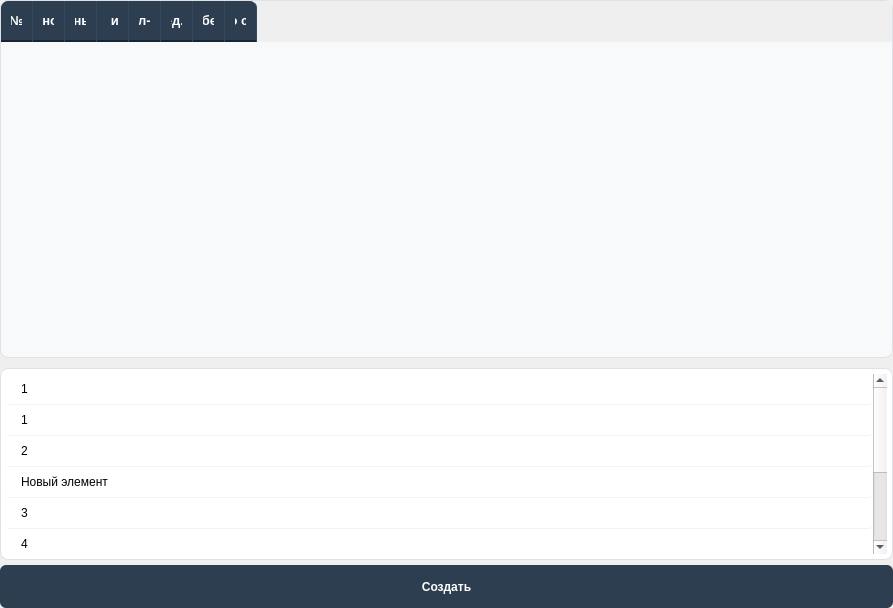
The window that ui/createDocument.ui (p4st1/AppForCommercialRequests) describes before a commit, drawn with Qt 5.
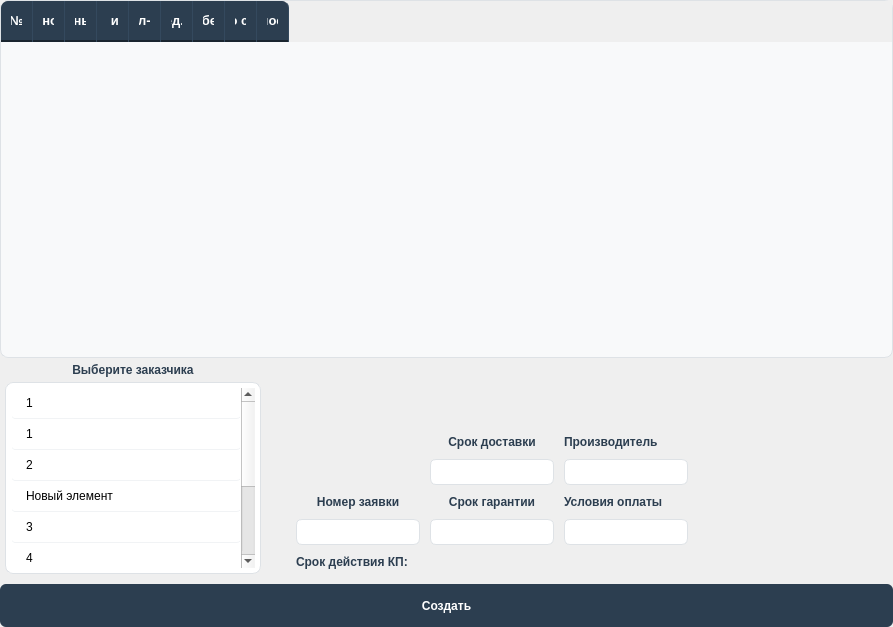
The same window after the commit.

```diff
--- a/ui/createDocument.ui
+++ b/ui/createDocument.ui
@@ -7,7 +7,7 @@
     <x>0</x>
     <y>0</y>
     <width>893</width>
-    <height>596</height>
+    <height>612</height>
    </rect>
   </property>
   <property name="windowTitle">
@@ -202,12 +202,47 @@
           <string>Итого с НДС</string>
          </property>
         </column>
+        <column>
+         <property name="text">
+          <string>Срок поставки</string>
+         </property>
+        </column>
        </widget>
       </item>
       <item>
-       <widget class="Line" name="line">
-        <property name="orientation">
-         <enum>Qt::Vertical</enum>
+       <layout class="QHBoxLayout" name="horizontalLayout_2">
+        <property name="sizeConstraint">
+         <enum>QLayout::SizeConstraint::SetMinimumSize</enum>
+        </property>
+        <property name="leftMargin">
+         <number>5</number>
+        </property>
+        <property name="topMargin">
+         <number>0</number>
+        </property>
+        <property name="rightMargin">
+         <number>5</number>
+        </property>
+        <item>
+         <layout class="QVBoxLayout" name="verticalLayout_4">
+          <property name="rightMargin">
+           <number>20</number>
+          </property>
+          <item>
+           <widget class="QLabel" name="label_2">
+            <property name="styleSheet">
+             <string notr="true">QLabel {
+	color:  #2c3e50;
+	font-weight: 600;
+	 font-size: 12px;
+}
+</string>
+            </property>
+            <property name="text">
+             <string>Выберите заказчика</string>
+            </property>
+            <property name="alignment">
+             <set>Qt::AlignmentFlag::AlignCenter</set>
         </property>
        </widget>
       </item>
@@ -297,6 +332,259 @@
           <string>Новый элемент</string>
          </property>
         </item>
+           </widget>
+          </item>
+         </layout>
+        </item>
+        <item>
+         <layout class="QGridLayout" name="gridLayout">
+          <property name="leftMargin">
+           <number>10</number>
+          </property>
+          <property name="topMargin">
+           <number>0</number>
+          </property>
+          <property name="bottomMargin">
+           <number>5</number>
+          </property>
+          <property name="spacing">
+           <number>10</number>
+          </property>
+          <item row="4" column="3">
+           <widget class="QLabel" name="label_3">
+            <property name="sizePolicy">
+             <sizepolicy hsizetype="Minimum" vsizetype="Minimum">
+              <horstretch>0</horstretch>
+              <verstretch>0</verstretch>
+             </sizepolicy>
+            </property>
+            <property name="styleSheet">
+             <string notr="true">QLabel {
+	color:  #2c3e50;
+	font-weight: 600;
+	 font-size: 12px;
+}
+</string>
+            </property>
+            <property name="text">
+             <string>Срок действия КП:</string>
+            </property>
+           </widget>
+          </item>
+          <item row="3" column="3">
+           <widget class="QLineEdit" name="numLine">
+            <property name="sizePolicy">
+             <sizepolicy hsizetype="Minimum" vsizetype="Minimum">
+              <horstretch>0</horstretch>
+              <verstretch>0</verstretch>
+             </sizepolicy>
+            </property>
+            <property name="styleSheet">
+             <string notr="true">QLineEdit, QComboBox, QDateEdit, QSpinBox, QDoubleSpinBox {
+    background-color: white;
+    border: 1px solid #dee2e6;
+    border-radius: 6px;
+    padding: 4px 8px;
+    font-size: 12px;
+    color: #2c3e50;
+    min-height: 8px;
+    selection-background-color: #e3f2fd;
+}</string>
+            </property>
+           </widget>
+          </item>
+          <item row="1" column="4">
+           <widget class="QLineEdit" name="deliveryTimeLine">
+            <property name="styleSheet">
+             <string notr="true">QLineEdit, QComboBox, QDateEdit, QSpinBox, QDoubleSpinBox {
+    background-color: white;
+    border: 1px solid #dee2e6;
+    border-radius: 6px;
+    padding: 4px 8px;
+    font-size: 12px;
+    color: #2c3e50;
+    min-height: 8px;
+    selection-background-color: #e3f2fd;
+}</string>
+            </property>
+           </widget>
+          </item>
+          <item row="0" column="4">
+           <widget class="QLabel" name="label_5">
+            <property name="styleSheet">
+             <string notr="true">QLabel {
+	color:  #2c3e50;
+	font-weight: 600;
+	 font-size: 12px;
+}
+</string>
+            </property>
+            <property name="text">
+             <string>Срок доставки</string>
+            </property>
+            <property name="alignment">
+             <set>Qt::AlignmentFlag::AlignBottom|Qt::AlignmentFlag::AlignHCenter</set>
+            </property>
+           </widget>
+          </item>
+          <item row="2" column="4">
+           <widget class="QLabel" name="label_4">
+            <property name="styleSheet">
+             <string notr="true">QLabel {
+	color:  #2c3e50;
+	font-weight: 600;
+	 font-size: 12px;
+}
+</string>
+            </property>
+            <property name="text">
+             <string>Срок гарантии</string>
+            </property>
+            <property name="alignment">
+             <set>Qt::AlignmentFlag::AlignBottom|Qt::AlignmentFlag::AlignHCenter</set>
+            </property>
+           </widget>
+          </item>
+          <item row="3" column="4">
+           <widget class="QLineEdit" name="warrantyPeriod">
+            <property name="styleSheet">
+             <string notr="true">QLineEdit, QComboBox, QDateEdit, QSpinBox, QDoubleSpinBox {
+    background-color: white;
+    border: 1px solid #dee2e6;
+    border-radius: 6px;
+    padding: 4px 8px;
+    font-size: 12px;
+    color: #2c3e50;
+    min-height: 8px;
+    selection-background-color: #e3f2fd;
+}</string>
+            </property>
+           </widget>
+          </item>
+          <item row="2" column="3">
+           <widget class="QLabel" name="label">
+            <property name="sizePolicy">
+             <sizepolicy hsizetype="Minimum" vsizetype="Minimum">
+              <horstretch>0</horstretch>
+              <verstretch>0</verstretch>
+             </sizepolicy>
+            </property>
+            <property name="styleSheet">
+             <string notr="true">QLabel {
+	color:  #2c3e50;
+	font-weight: 600;
+	 font-size: 12px;
+}
+</string>
+            </property>
+            <property name="text">
+             <string>Номер заявки</string>
+            </property>
+            <property name="alignment">
+             <set>Qt::AlignmentFlag::AlignCenter</set>
+            </property>
+           </widget>
+          </item>
+          <item row="0" column="3">
+           <spacer name="verticalSpacer">
+            <property name="orientation">
+             <enum>Qt::Orientation::Vertical</enum>
+            </property>
+            <property name="sizeHint" stdset="0">
+             <size>
+              <width>20</width>
+              <height>40</height>
+             </size>
+            </property>
+           </spacer>
+          </item>
+          <item row="0" column="5">
+           <widget class="QLabel" name="label_6">
+            <property name="styleSheet">
+             <string notr="true">QLabel {
+	color:  #2c3e50;
+	font-weight: 600;
+	 font-size: 12px;
+}
+</string>
+            </property>
+            <property name="text">
+             <string>Производитель</string>
+            </property>
+            <property name="alignment">
+             <set>Qt::AlignmentFlag::AlignBottom|Qt::AlignmentFlag::AlignLeading|Qt::AlignmentFlag::AlignLeft</set>
+            </property>
+           </widget>
+          </item>
+          <item row="1" column="5">
+           <widget class="QLineEdit" name="producerLine">
+            <property name="styleSheet">
+             <string notr="true">QLineEdit, QComboBox, QDateEdit, QSpinBox, QDoubleSpinBox {
+    background-color: white;
+    border: 1px solid #dee2e6;
+    border-radius: 6px;
+    padding: 4px 8px;
+    font-size: 12px;
+    color: #2c3e50;
+    min-height: 8px;
+    selection-background-color: #e3f2fd;
+}</string>
+            </property>
+           </widget>
+          </item>
+          <item row="2" column="5">
+           <widget class="QLabel" name="label_7">
+            <property name="styleSheet">
+             <string notr="true">QLabel {
+	color:  #2c3e50;
+	font-weight: 600;
+	 font-size: 12px;
+}
+</string>
+            </property>
+            <property name="text">
+             <string>Условия оплаты</string>
+            </property>
+           </widget>
+          </item>
+          <item row="3" column="5">
+           <widget class="QLineEdit" name="conditionLine">
+            <property name="styleSheet">
+             <string notr="true">QLineEdit, QComboBox, QDateEdit, QSpinBox, QDoubleSpinBox {
+    background-color: white;
+    border: 1px solid #dee2e6;
+    border-radius: 6px;
+    padding: 4px 8px;
+    font-size: 12px;
+    color: #2c3e50;
+    min-height: 8px;
+    selection-background-color: #e3f2fd;
+}</string>
+            </property>
+           </widget>
+          </item>
+         </layout>
+        </item>
+        <item>
+         <spacer name="horizontalSpacer">
+          <property name="orientation">
+           <enum>Qt::Orientation::Horizontal</enum>
+          </property>
+          <property name="sizeHint" stdset="0">
+           <size>
+            <width>40</width>
+            <height>20</height>
+           </size>
+          </property>
+         </spacer>
+        </item>
+       </layout>
+      </item>
+      <item>
+       <widget class="Line" name="line">
+        <property name="orientation">
+         <enum>Qt::Orientation::Vertical</enum>
+        </property>
        </widget>
       </item>
       <item>
```
Left out of the diff: 10 changed lines with no effect on the pictures. Lines whose indentation alone changed are shown as unchanged.
